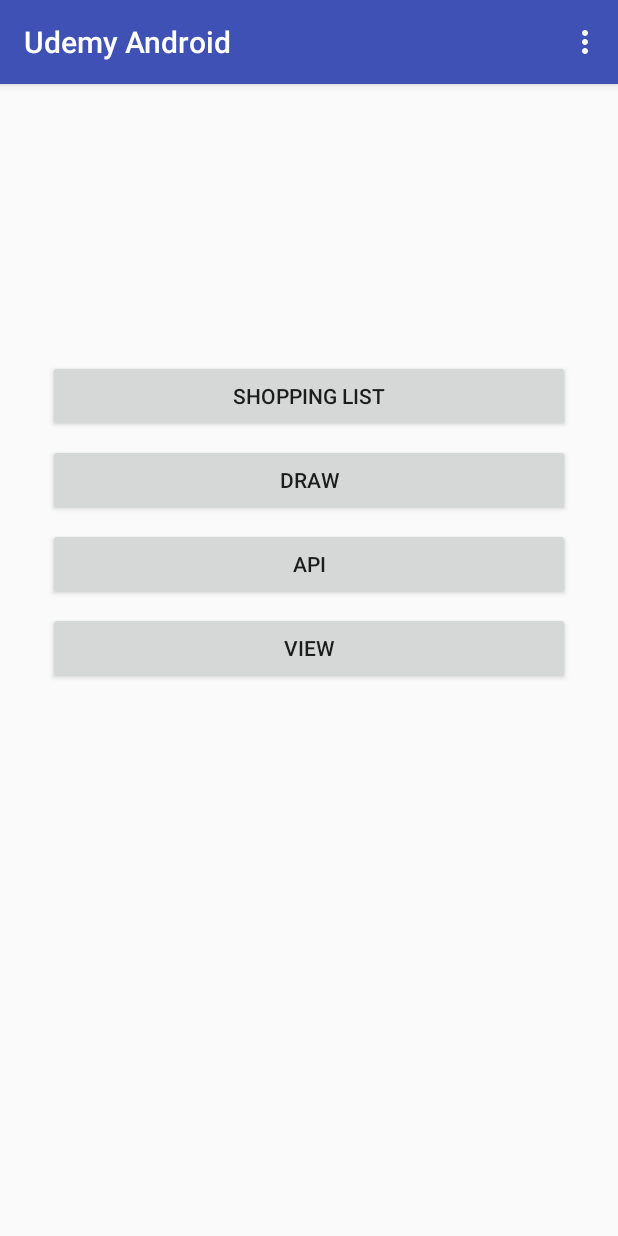
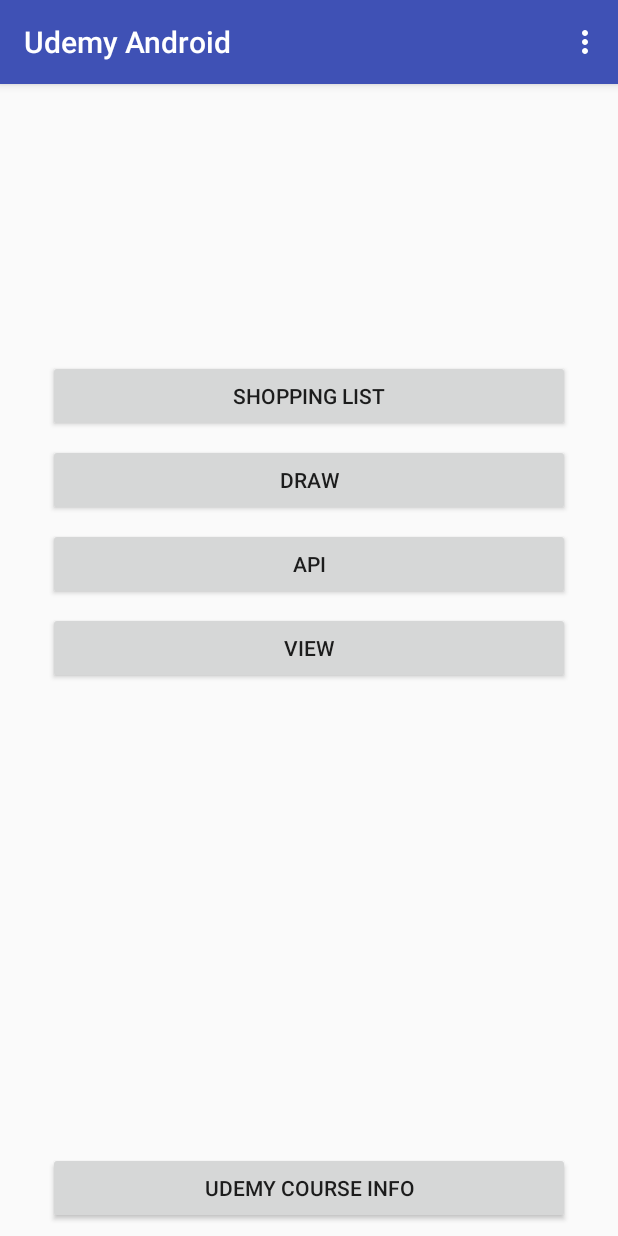
Before and after one commit to migellal/UdemyAndroid, an Android app: the screen it shows after launch (MainActivity), on a phone screen of 412 x 824 dp. Run offline under Robolectric (Android 15) with nearby library versions, the phone set to English and light mode, and no system bars; our stand-ins replace ButterKnife.

Commit message:
part 11 - google play version

```diff
--- a/app/src/main/res/layout/content_main.xml
+++ b/app/src/main/res/layout/content_main.xml
@@ -60,4 +60,17 @@
         app:layout_constraintRight_toRightOf="@+id/apiButton"
         app:layout_constraintTop_toBottomOf="@+id/apiButton" />
 
+    <Button
+        android:id="@+id/infoButton"
+        android:layout_width="0dp"
+        android:layout_height="wrap_content"
+        android:layout_marginBottom="8dp"
+        android:layout_marginTop="8dp"
+        android:text="@string/course_info"
+        app:layout_constraintBottom_toBottomOf="parent"
+        app:layout_constraintEnd_toEndOf="@+id/viewButton"
+        app:layout_constraintStart_toStartOf="@+id/viewButton"
+        app:layout_constraintTop_toBottomOf="@+id/viewButton"
+        app:layout_constraintVertical_bias="1.0" />
+
 </android.support.constraint.ConstraintLayout>
--- a/app/src/main/res/values/strings.xml
+++ b/app/src/main/res/values/strings.xml
@@ -8,4 +8,5 @@
     <string name="html_button">Data from HTML</string>
     <string name="json_button">Data from JSON</string>
     <string name="title_activity_shopping_list">Shopping list</string>
+    <string name="course_info">Udemy course info</string>
 </resources>
```
Also changed, not shown: app/src/main/java/com/udemy/michalgellert/udemyandroid/MainActivity.java (+9 -0 lines), 1 other file.
